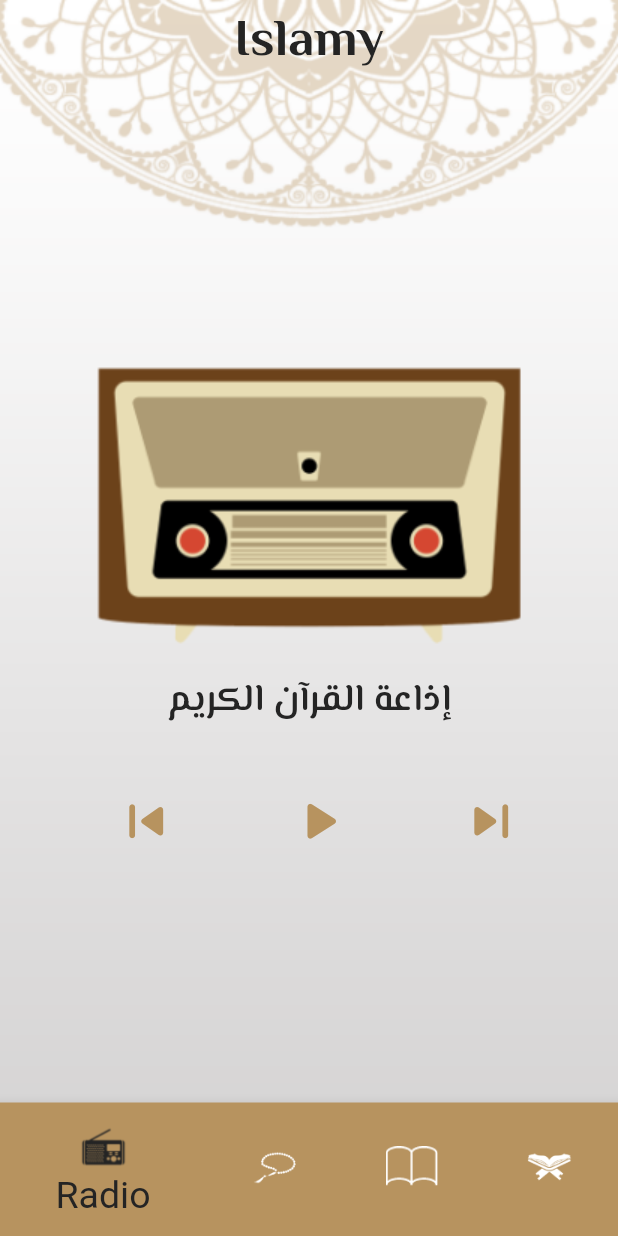
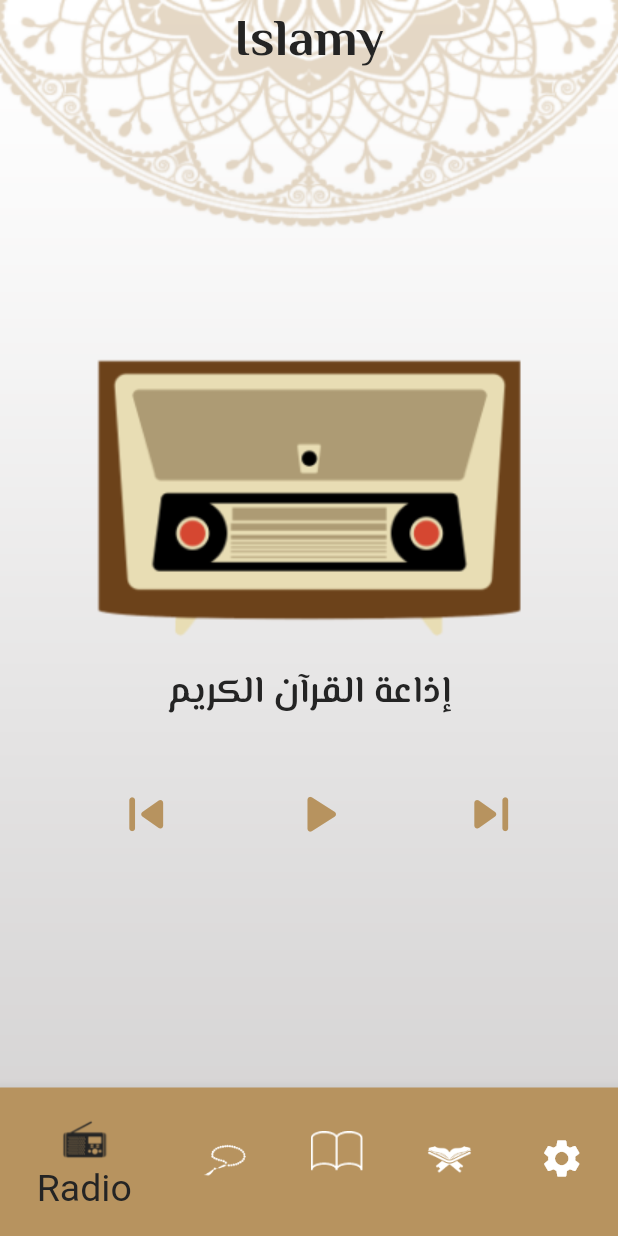
Before and after one commit to SalmaOsman23/islamy, a Flutter app: the screen it shows after launch, on a phone screen of 412 x 824 dp. Run offline on Flutter 3.47's test engine with Material 2 defaults, Android fonts, the phone set to English and light mode, and no system bars; our stand-ins replace google_fonts; generated files the repository leaves out were written again.

Commit message:
Localization arabic & english

```diff
--- /dev/null
+++ b/l10n.yaml
@@ -0,0 +1,3 @@
+arb-dir: lib/l10n
+template-arb-file: app_en.arb
+output-localization-file: app_localizations.dart
--- a/lib/main.dart
+++ b/lib/main.dart
@@ -1,12 +1,38 @@
 import 'package:flutter/material.dart';
+import 'package:flutter_gen/gen_l10n/app_localizations.dart';
+import 'package:flutter_localizations/flutter_localizations.dart';
+import 'package:islamy/providers/settings_provider.dart';
 import 'package:islamy/ui/screens/home/details_screen/details_screen.dart';
 import 'package:islamy/ui/screens/home/home_screen.dart';
+import 'package:islamy/ui/screens/home/tabs/sebha_tab/sebha_tab.dart';
+import 'package:islamy/ui/screens/home/tabs/settings_tab/settigs_tab.dart';
+import 'package:provider/provider.dart';
 
 void main() {
-  runApp(MaterialApp(
+  runApp(ChangeNotifierProvider(
+      create: (_) => SettingsProvider(), child: MyApp()));
+}
+
+class MyApp extends StatelessWidget {
+  late SettingsProvider provider;
+
+  @override
+  Widget build(BuildContext context) {
+    provider = Provider.of(context); //Provider => Class , of => function in it
+    return MaterialApp(
+      supportedLocales: [Locale("en"), Locale("ar")],
+      locale: Locale(provider.currentLocal),
+      localizationsDelegates: const [
+        AppLocalizations.delegate,
+        GlobalMaterialLocalizations.delegate,
+        GlobalWidgetsLocalizations.delegate,
+        GlobalCupertinoLocalizations.delegate,
+      ],
       routes: {
         HomeScreen.routeName: (context) => HomeScreen(),
         DetailScreen.routeName: (context) => DetailScreen(),
+        SettingsTab.routeName: (context) => SettingsTab(),
+        SebhaTab.routeName: (context) => SebhaTab(),
       },
       initialRoute: HomeScreen.routeName,
       debugShowCheckedModeBanner: false,
@@ -17,5 +43,6 @@ void main() {
             elevation: 0,
             backgroundColor: Colors.transparent,
           )),
-  ));
+    );
   }
+}
--- /dev/null
+++ b/lib/providers/settings_provider.dart
@@ -0,0 +1,10 @@
+import 'package:flutter/material.dart';
+
+class SettingsProvider extends ChangeNotifier {
+  String currentLocal = "en";
+
+  void setCurrentLocale(String newLocale) {
+    currentLocal = newLocale;
+    notifyListeners();
+  }
+}
--- a/lib/ui/screens/home/home_screen.dart
+++ b/lib/ui/screens/home/home_screen.dart
@@ -1,8 +1,10 @@
 import 'package:flutter/material.dart';
+import 'package:flutter_gen/gen_l10n/app_localizations.dart';
 import 'package:islamy/ui/screens/home/tabs/ahadeth_tab/ahadeth_tab.dart';
 import 'package:islamy/ui/screens/home/tabs/quran_tab/quran_tab.dart';
 import 'package:islamy/ui/screens/home/tabs/radio_tab/radio_tab.dart';
 import 'package:islamy/ui/screens/home/tabs/sebha_tab/sebha_tab.dart';
+import 'package:islamy/ui/screens/home/tabs/settings_tab/settigs_tab.dart';
 import 'package:islamy/ui/utilits/app_assets.dart';
 import 'package:islamy/ui/utilits/app_colors.dart';
 import 'package:islamy/ui/utilits/app_theme.dart';
@@ -16,7 +18,13 @@ class HomeScreen extends StatefulWidget {
 
 class _HomeScreenState extends State<HomeScreen> {
   int currentTabIndex = 0;
-  List<Widget> tabs = [RadioTab(), SebhaTab(), AhadethTab(), QuranTab()];
+  List<Widget> tabs = [
+    RadioTab(),
+    SebhaTab(),
+    AhadethTab(),
+    QuranTab(),
+    SettingsTab()
+  ];
 
   @override
   Widget build(BuildContext context) {
@@ -30,7 +38,8 @@ class _HomeScreenState extends State<HomeScreen> {
         Scaffold(
           backgroundColor: Colors.transparent,
           appBar: AppBar(
-            title: Text("Islamy", style: AppTheme.appBarTitleTextStyle),
+            title: Text(AppLocalizations.of(context)!.islamy,
+                style: AppTheme.appBarTitleTextStyle),
           ),
           bottomNavigationBar: buildBottomNavigationBar(),
           body: tabs[currentTabIndex],
@@ -50,31 +59,34 @@ class _HomeScreenState extends State<HomeScreen> {
             backgroundColor: AppColors.primary,
             selectedItemColor: AppColors.accent,
             selectedFontSize: 25,
-            items: const [
+            items: [
               BottomNavigationBarItem(
                   icon: ImageIcon(
                     AssetImage(AppAssets.icRadio),
                     size: 35,
                   ),
-                  label: "Radio"),
+                  label: AppLocalizations.of(context)!.radio),
               BottomNavigationBarItem(
                   icon: ImageIcon(
                     AssetImage(AppAssets.icSebha),
                     size: 35,
                   ),
-                  label: "Sebha"),
+                  label: AppLocalizations.of(context)!.sebha),
               BottomNavigationBarItem(
                   icon: ImageIcon(
                     AssetImage(AppAssets.icHadeth),
                     size: 35,
                   ),
-                  label: "Hadeth"),
+                  label: AppLocalizations.of(context)!.ahadeth),
               BottomNavigationBarItem(
                   icon: ImageIcon(
                     AssetImage(AppAssets.icQuran),
                     size: 35,
                   ),
-                  label: "Quran"),
+                  label: AppLocalizations.of(context)!.quran),
+              BottomNavigationBarItem(
+                  icon: Icon(Icons.settings, size: 30),
+                  label: AppLocalizations.of(context)!.settings),
             ]),
       );
 }
--- a/lib/ui/screens/home/tabs/ahadeth_tab/ahadeth_tab.dart
+++ b/lib/ui/screens/home/tabs/ahadeth_tab/ahadeth_tab.dart
@@ -1,4 +1,5 @@
 import 'package:flutter/material.dart';
+import 'package:flutter_gen/gen_l10n/app_localizations.dart';
 
 import '../../../../../data_model/details_screen_args.dart';
 import '../../../../utilits/app_assets.dart';
@@ -22,7 +23,7 @@ class AhadethTab extends StatelessWidget {
           color: AppColors.primary,
         ),
         Text(
-          "الأحاديث",
+          AppLocalizations.of(context)!.ahadeth,
           textAlign: TextAlign.center,
           style: AppTheme.quranTabTitleTextStyle,
         ),
--- a/lib/ui/screens/home/tabs/quran_tab/quran_tab.dart
+++ b/lib/ui/screens/home/tabs/quran_tab/quran_tab.dart
@@ -1,4 +1,5 @@
 import 'package:flutter/material.dart';
+import 'package:flutter_gen/gen_l10n/app_localizations.dart';
 import 'package:islamy/data_model/details_screen_args.dart';
 import 'package:islamy/ui/screens/home/details_screen/details_screen.dart';
 import 'package:islamy/ui/utilits/app_assets.dart';
@@ -19,7 +20,7 @@ class QuranTab extends StatelessWidget {
           color: AppColors.primary,
         ),
         Text(
-          "Surah Name",
+          AppLocalizations.of(context)!.surahName,
           textAlign: TextAlign.center,
           style: AppTheme.quranTabTitleTextStyle,
         ),
--- a/lib/ui/screens/home/tabs/sebha_tab/sebha_tab.dart
+++ b/lib/ui/screens/home/tabs/sebha_tab/sebha_tab.dart
@@ -1,6 +1,8 @@
 import 'package:flutter/material.dart';
 
 class SebhaTab extends StatelessWidget {
+  static const String routeName = "Sebha Tab";
+
   @override
   Widget build(BuildContext context) {
     return Container(
--- a/lib/ui/utilits/app_theme.dart
+++ b/lib/ui/utilits/app_theme.dart
@@ -15,4 +15,16 @@ abstract class AppTheme {
       fontWeight: FontWeight.w600,
       fontSize: 25,
       color: AppColors.accent);
+
+  static final TextStyle settingsTitleTextStyle = TextStyle(
+      fontFamily: GoogleFonts.elMessiri().fontFamily,
+      fontWeight: FontWeight.w600,
+      fontSize: 25,
+      color: AppColors.accent);
+
+  static final TextStyle settingsOptionTextStyle = TextStyle(
+      fontFamily: GoogleFonts.elMessiri().fontFamily,
+      fontWeight: FontWeight.normal,
+      fontSize: 22,
+      color: AppColors.accent);
 }
--- a/pubspec.yaml
+++ b/pubspec.yaml
@@ -30,6 +30,10 @@ environment:
 dependencies:
   flutter:
     sdk: flutter
+  flutter_localizations:
+    sdk: flutter
+  intl: any
+  provider: ^6.0.5
 
 
   # The following adds the Cupertino Icons font to your application.
@@ -55,7 +59,7 @@ dev_dependencies:
 
 # The following section is specific to Flutter packages.
 flutter:
-
+  generate: true
   # The following line ensures that the Material Icons font is
   # included with your application, so that you can use the icons in
   # the material Icons class.
```
Also changed, not shown: lib/l10n/app_ar.arb (added, +10 -0 lines), lib/l10n/app_en.arb (added, +10 -0 lines), lib/ui/screens/home/tabs/settings_tab/settigs_tab.dart (added, +66 -0 lines), pubspec.lock. Lines whose indentation alone changed are shown as unchanged.
